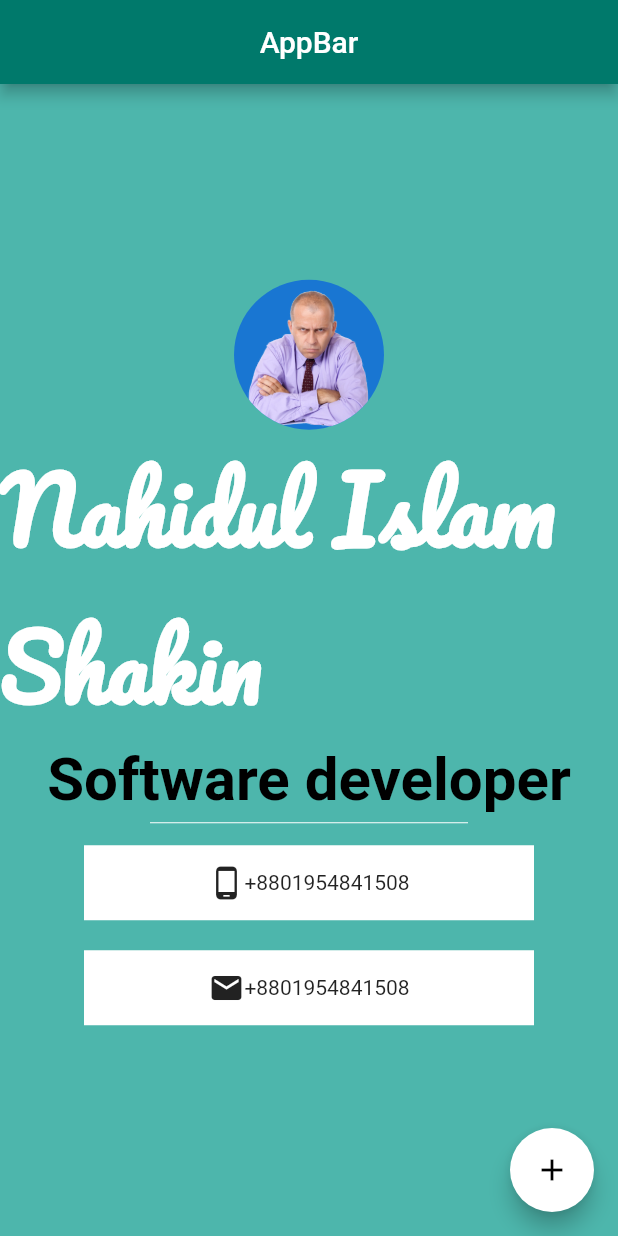
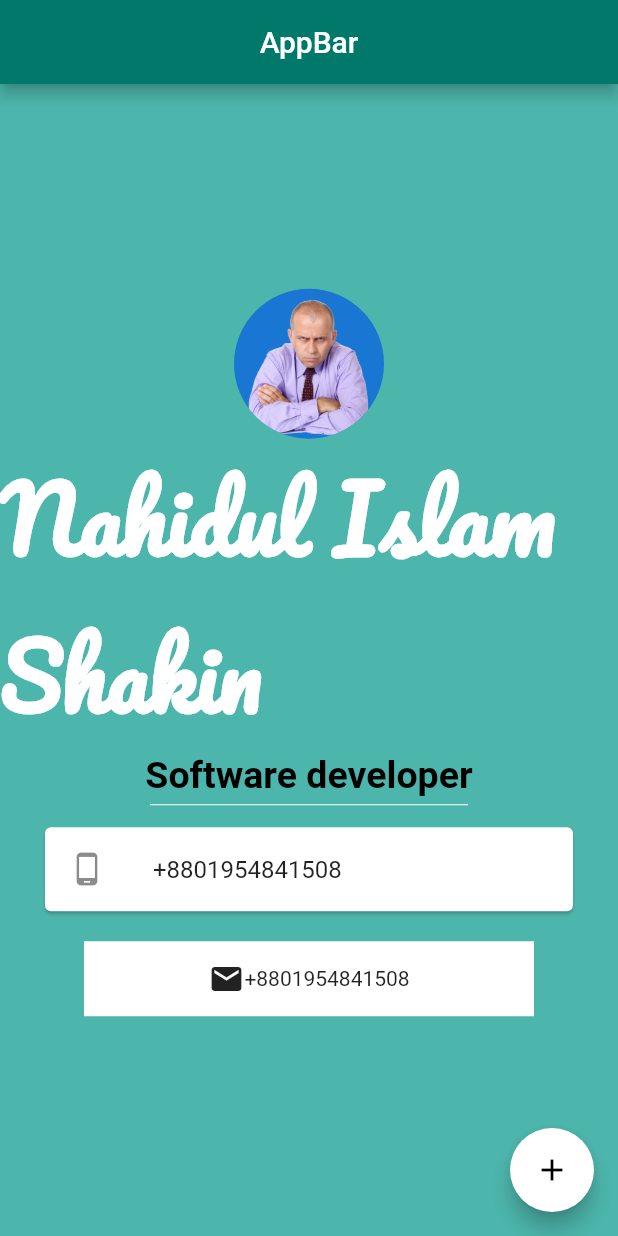
Before and after one commit to nahidulislamshakin/my_info, a Flutter app: the screen it shows after launch, on a phone screen of 412 x 824 dp. Run offline on Flutter 3.47's test engine with Material 2 defaults, Android fonts, the phone set to English and light mode, and no system bars.

Commit message:
card add

```diff
--- a/lib/my_info.dart
+++ b/lib/my_info.dart
@@ -36,7 +36,7 @@ class My_info extends StatelessWidget {
               Text(
                 "Software developer",
                 style: TextStyle(
-                    fontSize: 40,
+                    fontSize: 25,
                     fontWeight: FontWeight.bold,
                     color: Colors.black),
               ),
@@ -46,14 +46,14 @@ class My_info extends StatelessWidget {
                 height: 10,
                 color: Colors.white,
               ),
-              Container(
+              Card(
                 margin: EdgeInsets.symmetric(vertical: 10, horizontal: 30),
-                width: 300,
-                height: 50,
+                //width: 300,
+                //height: 50,
                 color: Colors.white,
-                child: Row(
-                  mainAxisAlignment: MainAxisAlignment.center,
-                  children: [Icon(Icons.phone_android), Text("+8801954841508")],
+                child: ListTile(
+                  leading: Icon(Icons.phone_android),
+                  title: Text("+8801954841508"),
                 ),
               ),
               Container(
```
